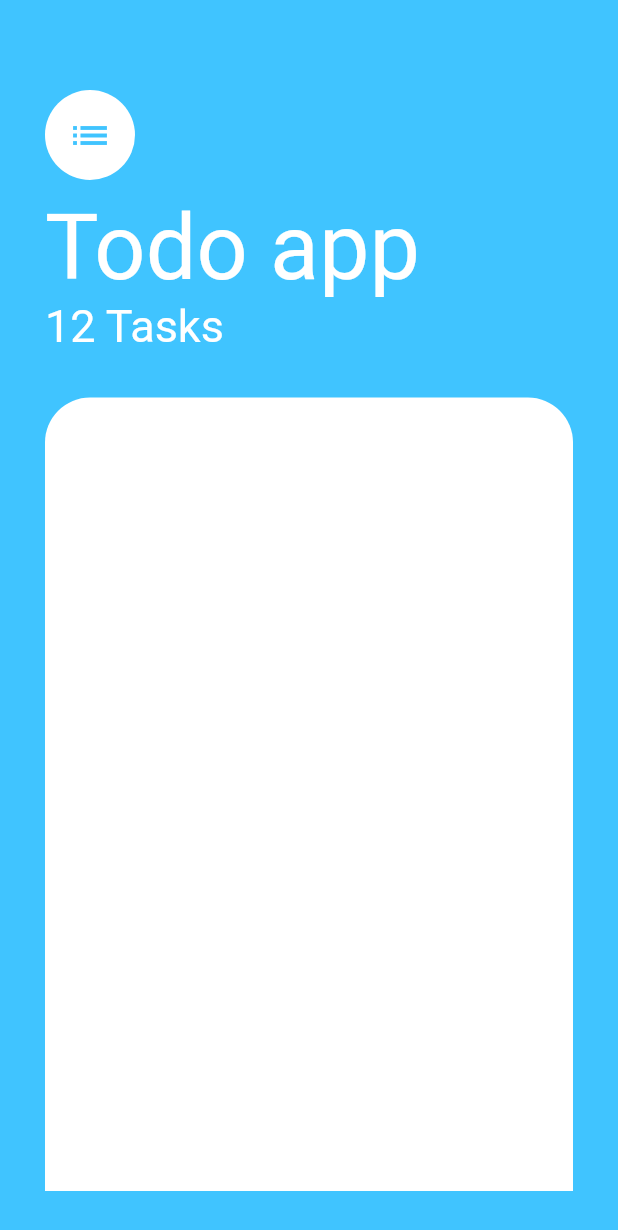
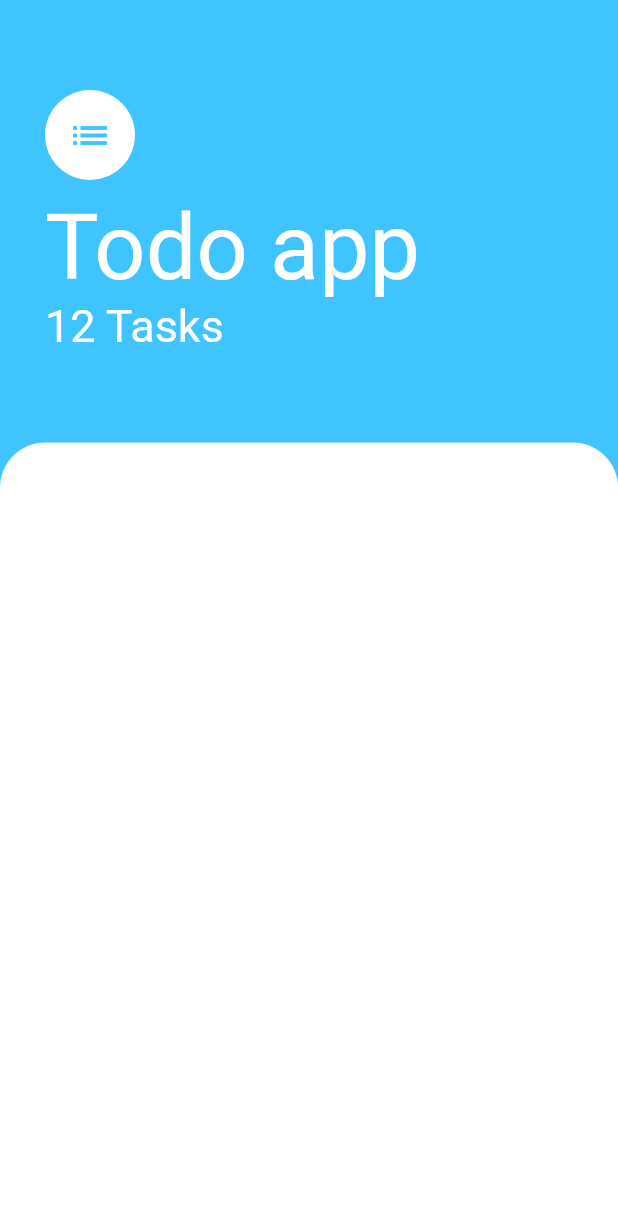
Before and after one commit to cloudy-ninja/flutter_todoapp, a Flutter app: the screen it shows after launch, on a phone screen of 412 x 824 dp. Shown: the top 1230 px of the screen. Run offline on Flutter 3.47's test engine with Material 2 defaults, Android fonts, the phone set to English and light mode, and no system bars.

Commit message:
changed UI a little

```diff
--- a/lib/screens/TaskScreen.dart
+++ b/lib/screens/TaskScreen.dart
@@ -5,7 +5,10 @@ class TaskScreen extends StatelessWidget {
   Widget build(BuildContext context) {
     return Scaffold(
       backgroundColor: Colors.lightBlueAccent,
-      body: Container(
+      body: Column(
+        crossAxisAlignment: CrossAxisAlignment.start,
+        children: [
+          Container(
             padding: EdgeInsets.only(top: 60, right: 30, bottom: 30, left: 30),
             child: Column(
               crossAxisAlignment: CrossAxisAlignment.start,
@@ -29,6 +32,9 @@ class TaskScreen extends StatelessWidget {
                   style: TextStyle(fontSize: 30, color: Colors.white),
                 ),
                 SizedBox(height: 30),
+              ],
+            ),
+          ),
           Expanded(
             child: Container(
               height: 300,
@@ -37,9 +43,8 @@ class TaskScreen extends StatelessWidget {
                 borderRadius: BorderRadius.only(topLeft: Radius.circular(30.0), topRight: Radius.circular(30.0)),
               ),
             ),
-            )
+          ),
         ],
-        ),
       ),
     );
   }
```
Lines whose indentation alone changed are shown as unchanged.
